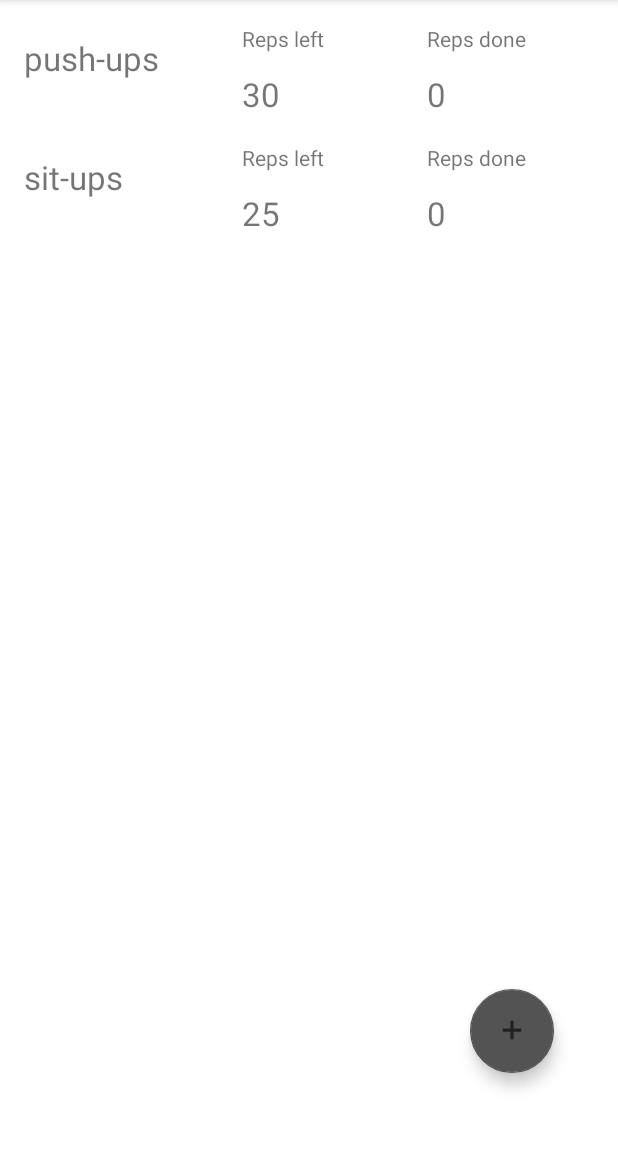
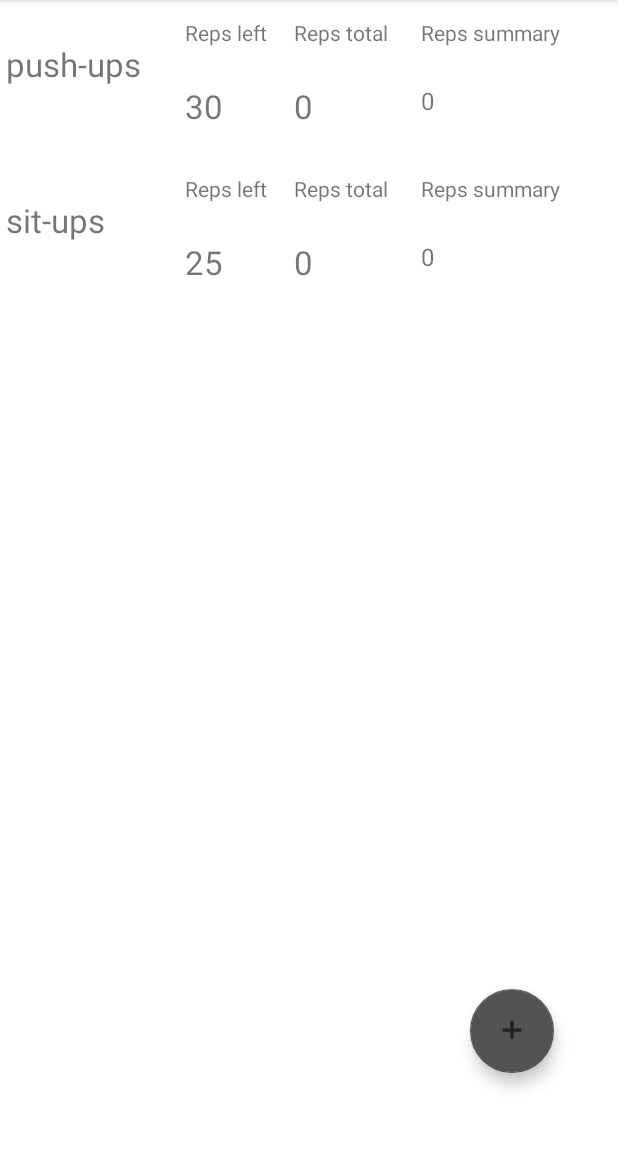
Before and after one commit to mariaanko/Workout-Rep-Counter, an Android app: the screen it shows after launch (MainActivity), on a phone screen of 412 x 824 dp, the part 84-1234 px from its top. Run offline under Robolectric (Android 15) with nearby library versions, the phone set to English and light mode, and no system bars.

Commit message:
new row + fixes

```diff
--- a/app/src/main/AndroidManifest.xml
+++ b/app/src/main/AndroidManifest.xml
@@ -9,8 +9,7 @@
         android:roundIcon="@mipmap/ic_launcher_round"
         android:supportsRtl="true"
         android:theme="@style/Theme.WorkoutRepCounter">
-        <activity android:name=".MainActivity"
-            android:screenOrientation="portrait">
+        <activity android:name=".MainActivity">
             <intent-filter>
                 <action android:name="android.intent.action.MAIN" />
 
--- a/app/src/main/java/com/wordpress/mariaanko/workoutrepcounter/DialogUtils.kt
+++ b/app/src/main/java/com/wordpress/mariaanko/workoutrepcounter/DialogUtils.kt
@@ -4,6 +4,7 @@ import android.content.Context
 import android.view.LayoutInflater
 import android.widget.Button
 import android.widget.EditText
+import android.widget.Toast
 import androidx.appcompat.app.AlertDialog
 import com.wordpress.mariaanko.workoutrepcounter.adapter.RepsCountAdapter
 import com.wordpress.mariaanko.workoutrepcounter.adapter.WorkoutItems
@@ -30,13 +31,24 @@ class DialogUtils {
             cancelButton.setOnClickListener { alertDialog.dismiss() }
 
             okayButton.setOnClickListener {
+
+                if (workoutNameInput.text.toString() == "") {
+                    Toast.makeText(context, "Please enter workout name!", Toast.LENGTH_SHORT).show()
+                    alertDialog.dismiss()
+                } else if (workoutTotalRepsInput.text.toString() == "") {
+                    Toast.makeText(context, "Please enter total reps!", Toast.LENGTH_SHORT).show()
+                    alertDialog.dismiss()
+                } else {
                     itemsList.add(
                         WorkoutItems(
                             workoutNameInput.text.toString(),
                             "0",
-                        Integer.parseInt(workoutTotalRepsInput.text.toString())
+                            Integer.parseInt(workoutTotalRepsInput.text.toString()),
+                            0
                         )
                     )
+                }
+
                 repsCountAdapter.notifyDataSetChanged()
                 alertDialog.dismiss()
             }
@@ -63,17 +75,23 @@ class DialogUtils {
             cancelButton.setOnClickListener { alertDialog.dismiss() }
 
             okayButton.setOnClickListener {
-                var repsDone = itemsList[index].repsDone
+
+                if (workoutDoneRepsInput.text.toString() != "") {
+                    val repsDoneSummary = itemsList[index].repsDoneSummary
+                    val repsDone = itemsList[index].repsDone
                     val repsLeft = itemsList[index].repsLeft
                     val repsDoneNow = Integer.parseInt(workoutDoneRepsInput.text.toString())
 
-                if (repsDone.equals("0")) {
-                    repsDone = ""
-                    itemsList[index].repsDone = "$repsDoneNow"
-                } else itemsList[index].repsDone = "$repsDone + $repsDoneNow"
+                    if (repsDoneSummary.equals("0")) {
+                        itemsList[index].repsDoneSummary = "$repsDoneNow"
+                    } else itemsList[index].repsDoneSummary = "$repsDoneSummary + $repsDoneNow"
                     itemsList[index].repsLeft = repsLeft - repsDoneNow
+                    itemsList[index].repsDone = repsDone + repsDoneNow
                     repsCountAdapter.notifyDataSetChanged()
                     alertDialog.dismiss()
+                } else {
+                    alertDialog.dismiss()
+                }
             }
 
             alertDialog.show()
--- a/app/src/main/java/com/wordpress/mariaanko/workoutrepcounter/MainActivity.kt
+++ b/app/src/main/java/com/wordpress/mariaanko/workoutrepcounter/MainActivity.kt
@@ -20,7 +20,7 @@ class MainActivity : AppCompatActivity() {
         val recyclerView: RecyclerView = findViewById(R.id.recyclerView)
         val fab: FloatingActionButton = findViewById(R.id.fab)
 
-        repsCountAdapter = RepsCountAdapter(itemsList, layoutInflater, this )
+        repsCountAdapter = RepsCountAdapter(itemsList, layoutInflater, this)
 
         val layoutManager = LinearLayoutManager(applicationContext)
         recyclerView.layoutManager = layoutManager
@@ -36,8 +36,8 @@ class MainActivity : AppCompatActivity() {
 
     private fun addItem() {
 
-        itemsList.add(WorkoutItems("push-ups", "0", 30))
-        itemsList.add(WorkoutItems("sit-ups", "0", 25))
+        itemsList.add(WorkoutItems("push-ups", "0", 30, 0))
+        itemsList.add(WorkoutItems("sit-ups", "0", 25, 0))
         repsCountAdapter.notifyDataSetChanged()
     }
 
--- a/app/src/main/java/com/wordpress/mariaanko/workoutrepcounter/adapter/RepsCountAdapter.kt
+++ b/app/src/main/java/com/wordpress/mariaanko/workoutrepcounter/adapter/RepsCountAdapter.kt
@@ -20,7 +20,8 @@ class RepsCountAdapter(
     inner class RepsViewHolder(view: View) : RecyclerView.ViewHolder(view) {
         var workoutNameTextView: TextView = view.findViewById(R.id.workout_name)
         var repsLeftTextView: TextView = view.findViewById(R.id.reps_left)
-        var repsDoneTextView: TextView = view.findViewById(R.id.reps_done)
+        var repsDoneSummaryTextView: TextView = view.findViewById(R.id.reps_summary)
+        var repsDone: TextView = view.findViewById(R.id.reps_total)
     }
 
     @NonNull
@@ -40,7 +41,8 @@ class RepsCountAdapter(
     ) {
         val item = itemsList.get(position)
         holder.workoutNameTextView.text = item.workoutName
-        holder.repsDoneTextView.text = item.repsDone
+        holder.repsDone.text = item.repsDone.toString()
+        holder.repsDoneSummaryTextView.text = item.repsDoneSummary
         holder.repsLeftTextView.text = item.repsLeft.toString()
         holder.itemView.setOnClickListener {
             val item = itemsList.get(position)
--- a/app/src/main/java/com/wordpress/mariaanko/workoutrepcounter/adapter/WorkoutItems.kt
+++ b/app/src/main/java/com/wordpress/mariaanko/workoutrepcounter/adapter/WorkoutItems.kt
@@ -1,3 +1,8 @@
 package com.wordpress.mariaanko.workoutrepcounter.adapter
 
-data class WorkoutItems(var workoutName: String, var repsDone: String, var repsLeft: Int)
+data class WorkoutItems(
+    var workoutName: String,
+    var repsDoneSummary: String,
+    var repsLeft: Int,
+    var repsDone: Int
+)
--- a/app/src/main/res/layout/rep_items.xml
+++ b/app/src/main/res/layout/rep_items.xml
@@ -9,57 +9,84 @@
         android:id="@+id/workout_name"
         android:layout_width="111dp"
         android:layout_height="wrap_content"
-        android:layout_marginTop="24dp"
+        android:layout_marginTop="28dp"
         android:text="pushups"
         android:textSize="22dp"
         app:layout_constraintEnd_toEndOf="parent"
-        app:layout_constraintHorizontal_bias="0.053"
+        app:layout_constraintHorizontal_bias="0.013"
         app:layout_constraintStart_toStartOf="parent"
         app:layout_constraintTop_toTopOf="parent" />
 
     <TextView
         android:id="@+id/info_reps_left"
-        android:layout_width="111dp"
-        android:layout_height="31dp"
-        android:layout_marginTop="16dp"
+        android:layout_width="73dp"
+        android:layout_height="44dp"
+        android:layout_marginTop="12dp"
         android:text="Reps left"
         app:layout_constraintEnd_toEndOf="parent"
-        app:layout_constraintHorizontal_bias="0.536"
+        app:layout_constraintHorizontal_bias="0.364"
         app:layout_constraintStart_toStartOf="parent"
         app:layout_constraintTop_toTopOf="parent" />
 
     <TextView
         android:id="@+id/reps_left"
-        android:layout_width="111dp"
-        android:layout_height="31dp"
-        android:layout_marginTop="48dp"
+        android:layout_width="73dp"
+        android:layout_height="48dp"
+        android:layout_marginTop="56dp"
         android:text="10"
         android:textSize="22dp"
         app:layout_constraintEnd_toEndOf="parent"
-        app:layout_constraintHorizontal_bias="0.536"
+        app:layout_constraintHorizontal_bias="0.364"
         app:layout_constraintStart_toStartOf="parent"
         app:layout_constraintTop_toTopOf="parent" />
 
     <TextView
         android:id="@+id/info_reps_total"
-        android:layout_width="111dp"
-        android:layout_height="31dp"
-        android:layout_marginTop="16dp"
-        android:text="Reps done"
+        android:layout_width="84dp"
+        android:layout_height="44dp"
+        android:layout_marginTop="12dp"
+        android:text="Reps total"
         app:layout_constraintEnd_toEndOf="parent"
-        app:layout_constraintHorizontal_bias="0.946"
+        app:layout_constraintHorizontal_bias="0.598"
         app:layout_constraintStart_toStartOf="parent"
         app:layout_constraintTop_toTopOf="parent" />
 
     <TextView
-        android:id="@+id/reps_done"
-        android:layout_width="111dp"
-        android:layout_height="wrap_content"
-        android:layout_marginTop="48dp"
-        android:text="10"
+        android:id="@+id/reps_total"
+        android:layout_width="84dp"
+        android:layout_height="48dp"
+        android:layout_marginTop="56dp"
+        android:lines="2"
+        android:text="15"
         android:textSize="22dp"
         app:layout_constraintEnd_toEndOf="parent"
-        app:layout_constraintHorizontal_bias="0.946"
+        app:layout_constraintHorizontal_bias="0.598"
         app:layout_constraintStart_toStartOf="parent"
         app:layout_constraintTop_toTopOf="parent" />
+
+    <TextView
+        android:id="@+id/info_reps_total_summary"
+        android:layout_width="129dp"
+        android:layout_height="44dp"
+        android:layout_marginTop="12dp"
+        android:text="Reps summary"
+        app:layout_constraintEnd_toEndOf="parent"
+        app:layout_constraintHorizontal_bias="0.992"
+        app:layout_constraintStart_toStartOf="parent"
+        app:layout_constraintTop_toTopOf="parent" />
+
+    <TextView
+        android:id="@+id/reps_summary"
+        android:layout_width="130dp"
+        android:layout_height="48dp"
+        android:layout_marginTop="56dp"
+        android:lines="2"
+        android:text="10+15+2+25+35+10+5+5+5"
+        android:textSize="16dp"
+        app:layout_constraintEnd_toEndOf="parent"
+        app:layout_constraintHorizontal_bias="0.996"
+        app:layout_constraintStart_toStartOf="parent"
+        app:layout_constraintTop_toTopOf="parent" />
+
+
 </androidx.constraintlayout.widget.ConstraintLayout>
```
Lines whose indentation alone changed are shown as unchanged.
